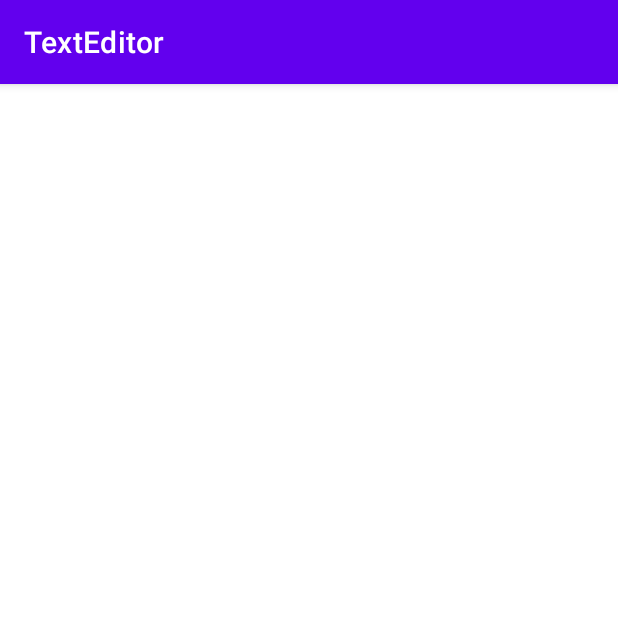
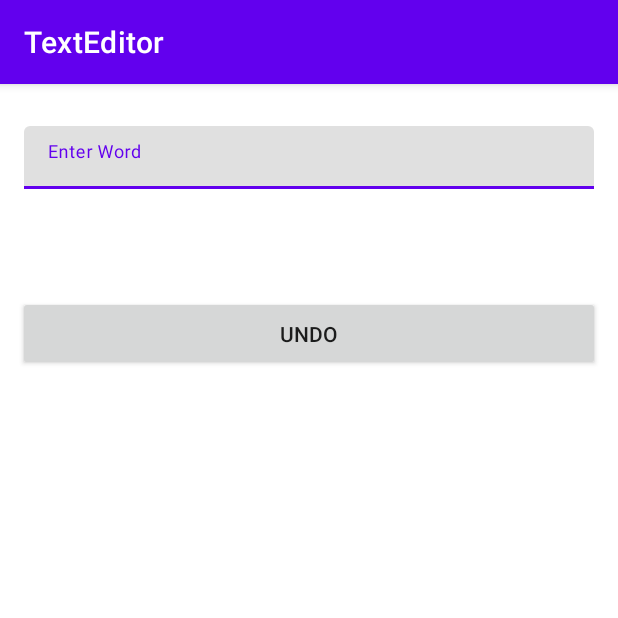
Before and after one commit to anidmurmu/TextEditor, an Android app: the screen it shows after launch (MainActivity), on a phone screen of 412 x 824 dp, the top half of it. Run offline under Robolectric (Android 15) with nearby library versions, the phone set to English and light mode, and no system bars; our stand-ins replace data binding.

Commit message:
ui added

```diff
--- a/app/src/main/res/layout/fragment_editor.xml
+++ b/app/src/main/res/layout/fragment_editor.xml
@@ -13,5 +13,49 @@
         android:layout_width="match_parent"
         android:layout_height="match_parent">
 
+
+        <com.google.android.material.textfield.TextInputLayout
+            android:id="@+id/tilEditor"
+            android:layout_width="0dp"
+            android:layout_height="50dp"
+            android:lines="5"
+            android:padding="4dp"
+            android:hint="@string/enter_words"
+            android:layout_marginTop="24dp"
+            android:layout_marginLeft="12dp"
+            android:layout_marginRight="12dp"
+            app:layout_constraintTop_toTopOf="parent"
+            app:layout_constraintStart_toStartOf="parent"
+            app:layout_constraintEnd_toEndOf="parent">
+            <com.google.android.material.textfield.TextInputEditText
+                android:id="@+id/tietEditor"
+                android:layout_width="match_parent"
+                android:layout_height="match_parent"/>
+        </com.google.android.material.textfield.TextInputLayout>
+
+        <TextView
+            android:id="@+id/tvWordCount"
+            android:layout_width="0dp"
+            android:layout_height="wrap_content"
+            tools:text="5 Words"
+            android:layout_marginTop="24dp"
+            android:layout_marginLeft="12dp"
+            android:layout_marginRight="12dp"
+            app:layout_constraintTop_toBottomOf="@id/tilEditor"
+            app:layout_constraintStart_toStartOf="parent"
+            app:layout_constraintEnd_toEndOf="parent"/>
+
+        <androidx.appcompat.widget.AppCompatButton
+            android:id="@+id/btnUndo"
+            android:layout_width="0dp"
+            android:layout_height="50dp"
+            android:text="@string/undo"
+            android:layout_marginTop="24dp"
+            android:layout_marginLeft="12dp"
+            android:layout_marginRight="12dp"
+            app:layout_constraintTop_toBottomOf="@id/tvWordCount"
+            app:layout_constraintStart_toStartOf="parent"
+            app:layout_constraintEnd_toEndOf="parent"/>
+
     </androidx.constraintlayout.widget.ConstraintLayout>
 </layout>
--- /dev/null
+++ b/app/src/main/res/values-night/strings.xml
@@ -0,0 +1,3 @@
+<resources>
+    <string name="app_name">TextEditor</string>
+</resources>
--- /dev/null
+++ b/app/src/main/res/values/ids.xml
@@ -0,0 +1,4 @@
+<?xml version="1.0" encoding="utf-8"?>
+<resources>
+
+</resources>
--- a/app/src/main/res/values/strings.xml
+++ b/app/src/main/res/values/strings.xml
@@ -1,3 +1,5 @@
 <resources>
     <string name="app_name">TextEditor</string>
+    <string name="undo">Undo</string>
+    <string name="enter_words">Enter Word</string>
 </resources>
```
